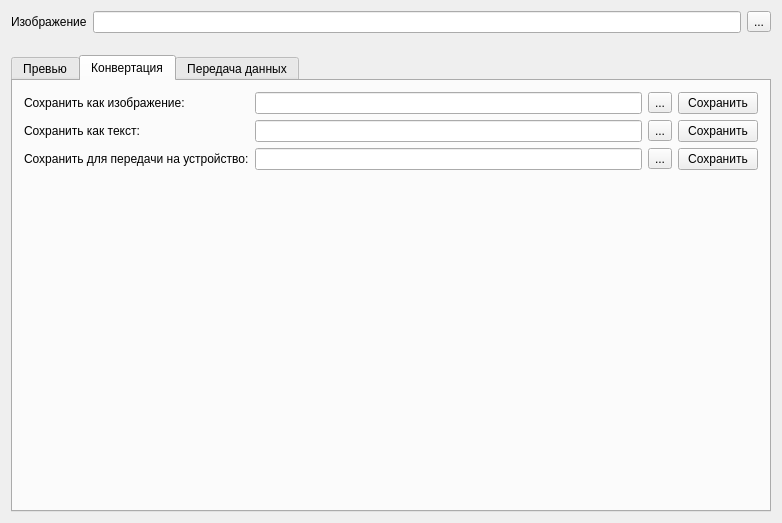
Old version of the form Client/mainwindow.ui in the repository abriko93/LED-T.
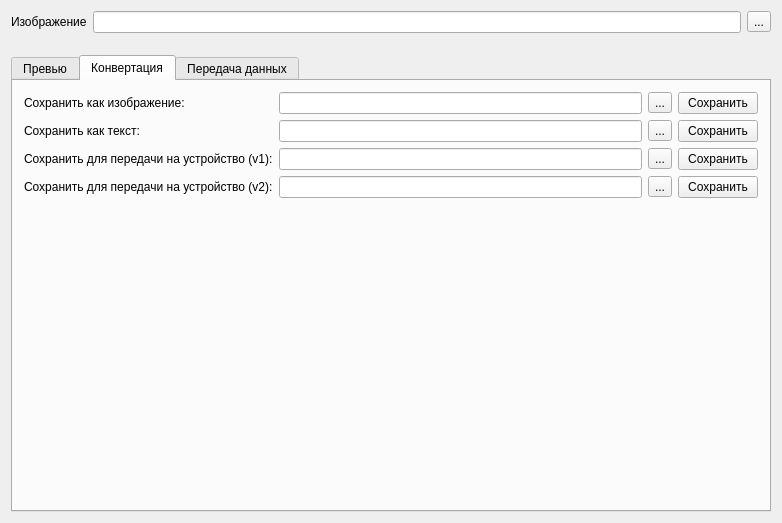
New version of the form. The open tabs and pages were chosen to show the change.

Diff of the .ui file:
```diff
--- a/Client/mainwindow.ui
+++ b/Client/mainwindow.ui
@@ -160,6 +160,16 @@
         <string>Конвертация</string>
        </attribute>
        <layout class="QGridLayout" name="gridLayout_1">
+        <item row="2" column="1">
+         <widget class="QLineEdit" name="saveAsBinaryLineEdt"/>
+        </item>
+        <item row="2" column="0">
+         <widget class="QLabel" name="label_6">
+          <property name="text">
+           <string>Сохранить для передачи на устройство (v1):</string>
+          </property>
+         </widget>
+        </item>
         <item row="1" column="3">
          <widget class="QPushButton" name="saveAsTextBtn">
           <property name="text">
@@ -194,7 +204,7 @@
         <item row="0" column="1">
          <widget class="QLineEdit" name="saveAsImgEdt"/>
         </item>
-        <item row="3" column="1">
+        <item row="4" column="1">
          <spacer name="verticalSpacer">
           <property name="orientation">
            <enum>Qt::Vertical</enum>
@@ -235,13 +245,27 @@
           </property>
          </widget>
         </item>
-        <item row="2" column="1">
-         <widget class="QLineEdit" name="saveAsBinaryLineEdt"/>
+        <item row="3" column="0">
+         <widget class="QLabel" name="label_9">
+          <property name="text">
+           <string>Сохранить для передачи на устройство (v2):</string>
+          </property>
+         </widget>
         </item>
-        <item row="2" column="0">
-         <widget class="QLabel" name="label_6">
+        <item row="3" column="1">
+         <widget class="QLineEdit" name="saveAsBinaryV2LineEdt"/>
+        </item>
+        <item row="3" column="2">
+         <widget class="QToolButton" name="saveAsDinaryV2ToolBtn">
           <property name="text">
-           <string>Сохранить для передачи на устройство:</string>
+           <string>...</string>
+          </property>
+         </widget>
+        </item>
+        <item row="3" column="3">
+         <widget class="QPushButton" name="saveAsBinaryV2PushBtn">
+          <property name="text">
+           <string>Сохранить</string>
           </property>
          </widget>
         </item>
```
Left out of the diff: 40 changed lines with no effect on the pictures.
